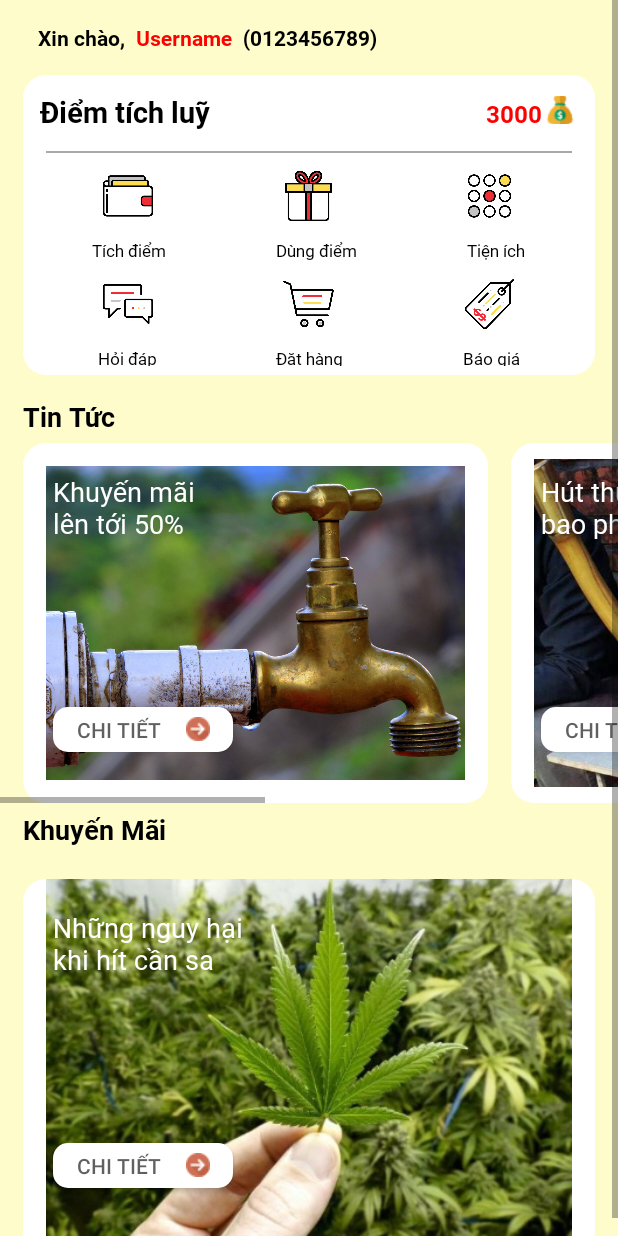
After one commit to TrungDaniel/AndroidWinds, an Android app: the HomeActivity screen opened directly, with no data from a screen before it, on a phone screen of 412 x 824 dp. The commit adds this screen. Run offline under Robolectric (Android 15) with nearby library versions, the phone set to English and light mode, and no system bars; 2 statements that could not run were skipped.

Commit message:
update UI home

```diff
--- a/SOURCE/app/src/main/AndroidManifest.xml
+++ b/SOURCE/app/src/main/AndroidManifest.xml
@@ -1,7 +1,9 @@
 <?xml version="1.0" encoding="utf-8"?>
 <manifest xmlns:android="http://schemas.android.com/apk/res/android"
     package="com.example.trung.androidwinds">
+
     <uses-permission android:name="android.permission.INTERNET" />
+
     <application
         android:allowBackup="true"
         android:icon="@mipmap/ic_launcher"
@@ -9,13 +11,13 @@
         android:roundIcon="@mipmap/ic_launcher_round"
         android:supportsRtl="true"
         android:theme="@style/AppTheme">
+        <activity android:name=".HomeActivity"></activity>
         <activity
             android:name=".AccountActivity"
-            android:parentActivityName=".LoginActivity"></activity>
+            android:parentActivityName=".LoginActivity" />
         <activity android:name=".LoginActivity">
             <intent-filter>
                 <action android:name="android.intent.action.MAIN" />
-
                 <category android:name="android.intent.category.LAUNCHER" />
             </intent-filter>
         </activity>
--- a/SOURCE/app/src/main/java/com/example/trung/androidwinds/AccountActivity.java
+++ b/SOURCE/app/src/main/java/com/example/trung/androidwinds/AccountActivity.java
@@ -31,7 +31,6 @@ public class AccountActivity extends AppCompatActivity {
     }
 
 
-
     private void init() {
         tenNguoiDung = findViewById(R.id.tv_user_name);
         tbMain = findViewById(R.id.tb_main);
@@ -58,6 +57,7 @@ public class AccountActivity extends AppCompatActivity {
         Picasso.get().load(user.getProfileUrl()).placeholder(R.mipmap.img_default_avatar).into(urlNguoiDung);
 
     }
+
     private void dangxuat() {
         lnDangXuat.setOnClickListener(new View.OnClickListener() {
             @Override
--- /dev/null
+++ b/SOURCE/app/src/main/java/com/example/trung/androidwinds/HomeActivity.java
@@ -0,0 +1,28 @@
+package com.example.trung.androidwinds;
+
+import android.os.Bundle;
+import android.support.v7.app.AppCompatActivity;
+import android.widget.TextView;
+import android.widget.Toast;
+
+public class HomeActivity extends AppCompatActivity {
+    TextView tvUsername, tvPhoneNumber;
+    @Override
+    protected void onCreate(Bundle savedInstanceState) {
+        super.onCreate(savedInstanceState);
+        setContentView(R.layout.activity_home);
+        init();
+        getData();
+    }
+
+    private void getData() {
+        User user = (User) getIntent().getSerializableExtra("user");
+        tvUsername.setText(user.getUsername());
+        tvPhoneNumber.setText(user.getPhoneNumber());
+    }
+
+    private void init() {
+        tvUsername = findViewById(R.id.tv_user_name);
+        tvPhoneNumber = findViewById(R.id.tv_phone_number);
+    }
+}
--- a/SOURCE/app/src/main/java/com/example/trung/androidwinds/LoginActivity.java
+++ b/SOURCE/app/src/main/java/com/example/trung/androidwinds/LoginActivity.java
@@ -43,7 +43,7 @@ public class LoginActivity extends AppCompatActivity {
                     user.setPhoneNumber(SoDienThoai);
                     user.setProfileUrl("https://c.tribune.com.pk/2018/10/1830234-emmadirfani-1540029568.png");
                     //------
-                    Intent intent = new Intent(LoginActivity.this, AccountActivity.class);
+                    Intent intent = new Intent(LoginActivity.this, HomeActivity.class);
                     intent.putExtra("user", user);
                     startActivity(intent);
                     finish();
--- /dev/null
+++ b/SOURCE/app/src/main/res/drawable/border_round_bg.xml
@@ -0,0 +1,5 @@
+<shape xmlns:android="http://schemas.android.com/apk/res/android">
+    <corners android:radius="15dp"></corners>
+    <solid android:color="#FFFFFF"></solid>
+
+</shape>
--- /dev/null
+++ b/SOURCE/app/src/main/res/drawable/card_round_bg.xml
@@ -0,0 +1,4 @@
+<shape xmlns:android="http://schemas.android.com/apk/res/android">
+    <solid android:color="#fff"></solid>
+    <corners android:radius="15dp"></corners>
+</shape>
--- /dev/null
+++ b/SOURCE/app/src/main/res/drawable/white_round_bg.xml
@@ -0,0 +1,4 @@
+<shape xmlns:android="http://schemas.android.com/apk/res/android">
+    <solid android:color="#fff"></solid>
+    <corners android:radius="10dp"></corners>
+</shape>
--- /dev/null
+++ b/SOURCE/app/src/main/res/layout/activity_home.xml
@@ -0,0 +1,440 @@
+<ScrollView xmlns:android="http://schemas.android.com/apk/res/android"
+    android:layout_width="match_parent"
+    android:layout_height="match_parent"
+    android:background="@color/colorBackground">
+
+    <LinearLayout
+        android:layout_width="match_parent"
+        android:layout_height="wrap_content"
+        android:orientation="vertical">
+
+        <LinearLayout
+            android:layout_width="match_parent"
+            android:layout_height="260dp"
+            android:orientation="vertical">
+
+            <LinearLayout
+                android:layout_width="match_parent"
+                android:layout_height="wrap_content"
+                android:layout_marginVertical="15dp"
+                android:layout_marginLeft="25dp"
+                android:orientation="horizontal">
+
+                <TextView
+                    android:layout_width="wrap_content"
+                    android:layout_height="wrap_content"
+                    android:fontFamily="@font/roboto_bold"
+                    android:text="Xin chào,"
+                    android:textColor="#000000" />
+
+                <TextView
+                    android:id="@+id/tv_user_name"
+                    android:layout_width="wrap_content"
+                    android:layout_height="wrap_content"
+                    android:layout_marginLeft="7dp"
+                    android:fontFamily="@font/roboto_bold"
+                    android:text="Username"
+                    android:textColor="#FF0000" />
+
+                <TextView
+                    android:id="@+id/tv_phone_number"
+                    android:layout_width="wrap_content"
+                    android:layout_height="wrap_content"
+                    android:layout_marginLeft="7dp"
+                    android:fontFamily="@font/roboto_bold"
+                    android:text="(0123456789)"
+                    android:textColor="#000000" />
+            </LinearLayout>
+
+            <LinearLayout
+                android:layout_width="match_parent"
+                android:layout_height="200dp"
+                android:layout_marginHorizontal="15dp"
+                android:background="@drawable/card_round_bg"
+                android:orientation="vertical"
+                android:weightSum="7">
+
+                <LinearLayout
+                    android:layout_width="match_parent"
+                    android:layout_height="0dp"
+                    android:layout_margin="11dp"
+                    android:layout_weight="1.5"
+                    android:orientation="horizontal"
+                    android:weightSum="10">
+
+                    <TextView
+                        android:layout_width="0dp"
+                        android:layout_height="wrap_content"
+                        android:layout_weight="8"
+                        android:fontFamily="@font/roboto_bold"
+                        android:text="Điểm tích luỹ"
+                        android:textColor="#000"
+                        android:textSize="19dp" />
+
+                    <TextView
+                        android:layout_width="0dp"
+                        android:layout_height="wrap_content"
+                        android:layout_weight="2"
+                        android:fontFamily="@font/roboto_bold"
+                        android:gravity="end"
+                        android:text="3000"
+                        android:textColor="#FF0000"
+                        android:textSize="16dp" />
+
+                    <ImageView
+                        android:layout_width="wrap_content"
+                        android:layout_height="wrap_content"
+                        android:layout_weight="1"
+                        android:scaleX="0.8"
+                        android:scaleY="0.8"
+                        android:src="@mipmap/img_money" />
+                </LinearLayout>
+
+                <View
+                    android:layout_width="match_parent"
+                    android:layout_height="1dp"
+                    android:layout_marginHorizontal="15dp"
+                    android:background="#56000000">
+
+                </View>
+
+                <LinearLayout
+                    android:layout_width="match_parent"
+                    android:layout_height="0dp"
+                    android:layout_margin="10dp"
+                    android:layout_weight="2"
+                    android:orientation="horizontal"
+                    android:weightSum="3">
+
+                    <ImageView
+                        android:layout_width="0dp"
+                        android:layout_height="wrap_content"
+                        android:layout_weight="1"
+                        android:scaleX="0.9"
+                        android:scaleY="0.9"
+                        android:src="@mipmap/img_tich_diem" />
+
+                    <ImageView
+                        android:layout_width="0dp"
+                        android:layout_height="wrap_content"
+                        android:layout_weight="1"
+                        android:scaleX="0.9"
+                        android:scaleY="0.9"
+                        android:src="@mipmap/img_dung_diem" />
+
+                    <ImageView
+                        android:layout_width="0dp"
+                        android:layout_height="wrap_content"
+                        android:layout_weight="1"
+                        android:scaleX="0.9"
+                        android:scaleY="0.9"
+                        android:src="@mipmap/img_tien_ich" />
+                </LinearLayout>
+
+                <LinearLayout
+                    android:layout_width="match_parent"
+                    android:layout_height="0dp"
+                    android:layout_marginHorizontal="10dp"
+                    android:layout_weight="0.8"
+                    android:weightSum="3">
+
+                    <TextView
+                        android:layout_width="wrap_content"
+                        android:layout_height="wrap_content"
+                        android:layout_weight="1"
+                        android:fontFamily="@font/roboto_regular"
+                        android:gravity="center"
+                        android:text="Tích điểm"
+                        android:textColor="#000"
+                        android:textSize="11dp" />
+
+                    <TextView
+                        android:layout_width="wrap_content"
+                        android:layout_height="wrap_content"
+                        android:layout_weight="1"
+                        android:fontFamily="@font/roboto_regular"
+                        android:gravity="center"
+                        android:text="Dùng điểm"
+                        android:textColor="#000"
+                        android:textSize="11dp" />
+
+                    <TextView
+                        android:layout_width="wrap_content"
+                        android:layout_height="wrap_content"
+                        android:layout_weight="1"
+                        android:fontFamily="@font/roboto_regular"
+                        android:gravity="center"
+                        android:text="Tiện ích"
+                        android:textColor="#000"
+                        android:textSize="11dp" />
+
+                </LinearLayout>
+
+
+                <LinearLayout
+                    android:layout_width="match_parent"
+                    android:layout_height="0dp"
+                    android:layout_margin="10dp"
+                    android:layout_weight="2"
+                    android:orientation="horizontal">
+
+                    <ImageView
+                        android:layout_width="0dp"
+                        android:layout_height="wrap_content"
+                        android:layout_weight="1"
+                        android:scaleX="0.9"
+                        android:scaleY="0.9"
+                        android:src="@mipmap/img_hoi_dap" />
+
+                    <ImageView
+                        android:layout_width="0dp"
+                        android:layout_height="wrap_content"
+                        android:layout_weight="1"
+                        android:scaleX="0.9"
+                        android:scaleY="0.9"
+                        android:src="@mipmap/img_dat_hang" />
+
+                    <ImageView
+                        android:layout_width="0dp"
+                        android:layout_height="wrap_content"
+                        android:layout_weight="1"
+                        android:scaleX="0.9"
+                        android:scaleY="0.9"
+                        android:src="@mipmap/img_bao_gia" />
+
+                </LinearLayout>
+
+                <LinearLayout
+                    android:layout_width="match_parent"
+                    android:layout_height="0dp"
+                    android:layout_marginHorizontal="10dp"
+                    android:layout_marginBottom="5dp"
+                    android:layout_weight="0.7"
+                    android:weightSum="3">
+
+                    <TextView
+                        android:layout_width="wrap_content"
+                        android:layout_height="wrap_content"
+                        android:layout_weight="1"
+                        android:fontFamily="@font/roboto_regular"
+                        android:gravity="center"
+                        android:text="Hỏi đáp"
+                        android:textColor="#000"
+                        android:textSize="11dp" />
+
+                    <TextView
+                        android:layout_width="wrap_content"
+                        android:layout_height="wrap_content"
+                        android:layout_weight="1"
+                        android:fontFamily="@font/roboto_regular"
+                        android:gravity="center"
+                        android:text="Đặt hàng"
+                        android:textColor="#000"
+                        android:textSize="11dp" />
+
+                    <TextView
+                        android:layout_width="wrap_content"
+                        android:layout_height="wrap_content"
+                        android:layout_weight="1"
+                        android:fontFamily="@font/roboto_regular"
+                        android:gravity="center"
+                        android:text="Báo giá"
+                        android:textColor="#000"
+                        android:textSize="11dp" />
+
+                </LinearLayout>
+
+
+            </LinearLayout>
+        </LinearLayout>
+
+        <TextView
+            android:layout_width="wrap_content"
+            android:layout_height="wrap_content"
+            android:layout_marginVertical="5dp"
+            android:layout_marginLeft="15dp"
+            android:fontFamily="@font/roboto_bold"
+            android:text="Tin Tức"
+            android:textColor="#000"
+            android:textSize="18dp" />
+
+        <HorizontalScrollView
+            android:layout_width="match_parent"
+            android:layout_height="wrap_content">
+
+            <LinearLayout
+                android:layout_width="wrap_content"
+                android:layout_height="240dp"
+                android:orientation="horizontal">
+
+                <RelativeLayout
+                    android:layout_width="310dp"
+                    android:layout_height="match_parent"
+                    android:layout_marginLeft="15dp"
+                    android:background="@drawable/border_round_bg">
+
+                    <ImageView
+                        android:layout_width="wrap_content"
+                        android:layout_height="wrap_content"
+                        android:padding="15dp"
+                        android:scaleType="centerCrop"
+                        android:src="@mipmap/img_ong_nuoc" />
+
+                    <TextView
+                        android:id="@+id/tv_noidung_1"
+                        android:layout_width="wrap_content"
+                        android:layout_height="wrap_content"
+                        android:layout_margin="20dp"
+                        android:fontFamily="@font/roboto_regular"
+                        android:text="Khuyến mãi\nlên tới 50%"
+                        android:textColor="#FFFFFF"
+                        android:textSize="18dp" />
+
+                    <Button
+                        android:layout_width="120dp"
+                        android:layout_height="30dp"
+                        android:layout_below="@+id/tv_noidung_1"
+                        android:layout_marginLeft="20dp"
+                        android:layout_marginTop="90dp"
+                        android:background="@drawable/white_round_bg"
+                        android:drawableRight="@mipmap/ic_smart_next"
+                        android:gravity="center"
+                        android:paddingRight="15dp"
+                        android:text="Chi tiết"
+                        android:textColor="#9F000000" />
+                </RelativeLayout>
+
+                <RelativeLayout
+                    android:layout_width="310dp"
+                    android:layout_height="match_parent"
+                    android:layout_marginLeft="15dp"
+                    android:background="@drawable/border_round_bg">
+
+                    <ImageView
+                        android:layout_width="wrap_content"
+                        android:layout_height="wrap_content"
+                        android:padding="15dp"
+                        android:scaleType="centerCrop"
+                        android:src="@mipmap/img_dieu_cay" />
+
+                    <TextView
+                        android:id="@+id/tv_noidung_2"
+                        android:layout_width="wrap_content"
+                        android:layout_height="wrap_content"
+                        android:layout_margin="20dp"
+                        android:fontFamily="@font/roboto_regular"
+                        android:text="Hút thuốc Lào\nbao phê"
+                        android:textColor="#FFFFFF"
+                        android:textSize="18dp" />
+
+                    <Button
+                        android:layout_width="120dp"
+                        android:layout_height="30dp"
+                        android:layout_below="@+id/tv_noidung_2"
+                        android:layout_marginLeft="20dp"
+                        android:layout_marginTop="90dp"
+                        android:background="@drawable/white_round_bg"
+                        android:drawableRight="@mipmap/ic_smart_next"
+                        android:gravity="center"
+                        android:paddingRight="15dp"
+                        android:text="Chi tiết"
+                        android:textColor="#9F000000" />
+                </RelativeLayout>
+
+                <RelativeLayout
+                    android:layout_width="310dp"
+                    android:layout_height="match_parent"
+                    android:background="@drawable/border_round_bg">
+
+                    <ImageView
+                        android:layout_width="wrap_content"
+                        android:layout_height="wrap_content"
+                        android:padding="15dp"
+                        android:scaleType="centerCrop"
+                        android:src="@mipmap/img_la_can_sa" />
+
+                    <TextView
+                        android:id="@+id/tv_noidung_4"
+                        android:layout_width="wrap_content"
+                        android:layout_height="wrap_content"
+                        android:layout_margin="20dp"
+                        android:fontFamily="@font/roboto_regular"
+                        android:text="Hút cần sa\nvươn tới sự phê pha"
+                        android:textColor="#FFFFFF"
+                        android:textSize="18dp" />
+
+                    <Button
+                        android:layout_width="120dp"
+                        android:layout_height="30dp"
+                        android:layout_below="@+id/tv_noidung_4"
+                        android:layout_marginLeft="20dp"
+                        android:layout_marginTop="90dp"
+                        android:background="@drawable/white_round_bg"
+                        android:drawableRight="@mipmap/ic_smart_next"
+                        android:gravity="center"
+                        android:paddingRight="15dp"
+                        android:text="Chi tiết"
+                        android:textColor="#9F000000" />
+                </RelativeLayout>
+
+            </LinearLayout>
+
+
+        </HorizontalScrollView>
+
+        <TextView
+            android:layout_width="wrap_content"
+            android:layout_height="wrap_content"
+            android:layout_marginVertical="5dp"
+            android:layout_marginLeft="15dp"
+            android:fontFamily="@font/roboto_bold"
+            android:text="Khuyến Mãi"
+            android:textColor="#000"
+            android:textSize="18dp" />
+
+        <LinearLayout
+            android:layout_width="match_parent"
+            android:layout_height="250dp"
+            android:layout_marginTop="15dp"
+            android:orientation="vertical">
+
+            <RelativeLayout
+                android:layout_width="match_parent"
+                android:layout_height="match_parent"
+                android:layout_marginLeft="15dp"
+                android:layout_marginRight="15dp"
+                android:background="@drawable/border_round_bg">
+
+                <ImageView
+                    android:layout_width="match_parent"
+                    android:layout_height="wrap_content"
+                    android:padding="15dp"
+                    android:scaleType="centerCrop"
+                    android:src="@mipmap/img_hut_can" />
+
+                <TextView
+                    android:id="@+id/tv_noidung_3"
+                    android:layout_width="wrap_content"
+                    android:layout_height="wrap_content"
+                    android:layout_margin="20dp"
+                    android:fontFamily="@font/roboto_regular"
+                    android:text="Những nguy hại \nkhi hít cần sa"
+                    android:textColor="#FFFFFF"
+                    android:textSize="18dp" />
+
+                <Button
+                    android:layout_width="120dp"
+                    android:layout_height="30dp"
+                    android:layout_below="@+id/tv_noidung_3"
+                    android:layout_marginLeft="20dp"
+                    android:layout_marginTop="90dp"
+                    android:background="@drawable/white_round_bg"
+                    android:drawableRight="@mipmap/ic_smart_next"
+                    android:gravity="center"
+                    android:paddingRight="15dp"
+                    android:text="Chi tiết"
+                    android:textColor="#9F000000" />
+            </RelativeLayout>
+        </LinearLayout>
+    </LinearLayout>
+</ScrollView>
```
Also changed, not shown: SOURCE/app/src/main/res/mipmap-mdpi/ic_smart_next.png (added), SOURCE/app/src/main/res/mipmap-mdpi/img_bao_gia.png (added), SOURCE/app/src/main/res/mipmap-mdpi/img_dat_hang.png (added), SOURCE/app/src/main/res/mipmap-mdpi/img_dung_diem.png (added), SOURCE/app/src/main/res/mipmap-mdpi/img_hoi_dap.png (added), SOURCE/app/src/main/res/mipmap-mdpi/img_money.png (added), SOURCE/app/src/main/res/mipmap-mdpi/img_ong_nuoc.jpg (added), SOURCE/app/src/main/res/mipmap-mdpi/img_tich_diem.png (added), SOURCE/app/src/main/res/mipmap-mdpi/img_tien_ich.png (added), SOURCE/app/src/main/res/mipmap-xhdpi/img_dieu_cay.jpg (added), SOURCE/app/src/main/res/mipmap-xhdpi/img_hut_can.jpg (added), SOURCE/app/src/main/res/mipmap-xhdpi/img_la_can_sa.jpg (added).
